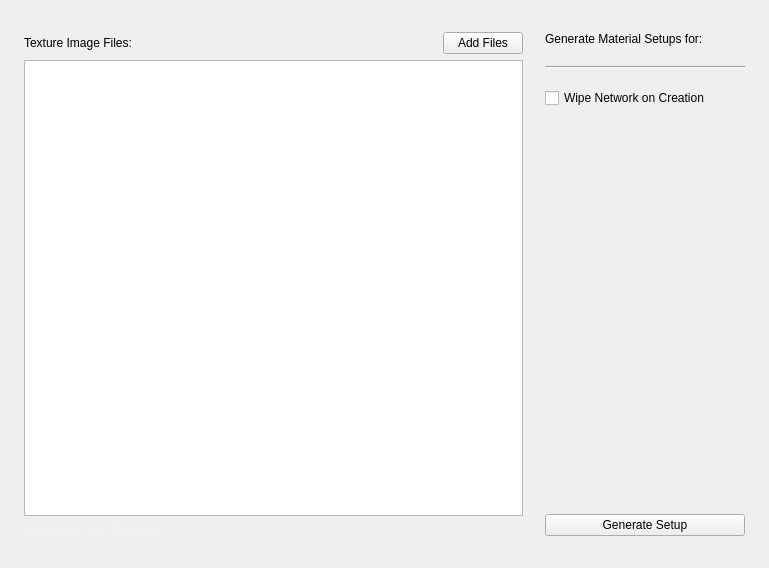
Above: main_window.ui from alexmajewski/am-matbuilder before the change. Below: the same form after it.
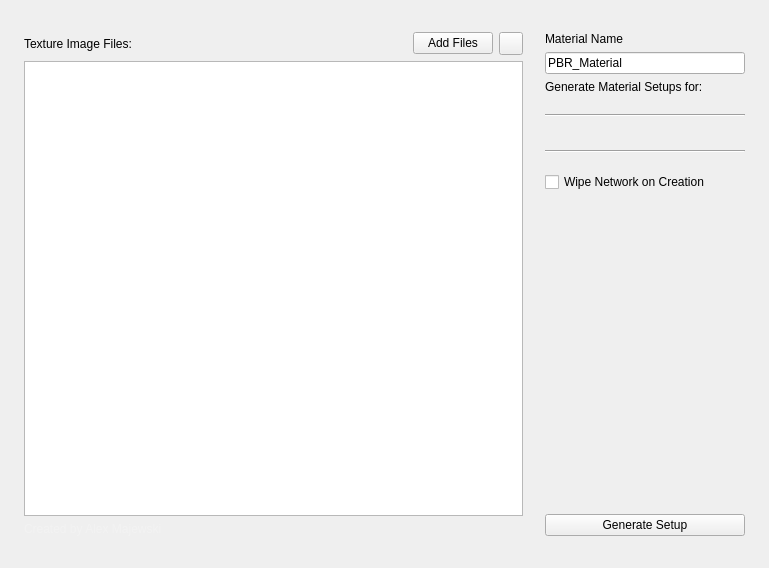
That is the form after the change. Custom widgets are drawn as their Qt base class.

Commit message: added settings modal dialog

```diff
--- a/main_window.ui
+++ b/main_window.ui
@@ -77,6 +77,16 @@
          </property>
         </widget>
        </item>
+       <item>
+        <widget class="QToolButton" name="button_settings">
+         <property name="layoutDirection">
+          <enum>Qt::LeftToRight</enum>
+         </property>
+         <property name="text">
+          <string/>
+         </property>
+        </widget>
+       </item>
       </layout>
      </item>
      <item>
@@ -118,6 +128,26 @@
      <property name="bottomMargin">
       <number>0</number>
      </property>
+     <item>
+      <widget class="QLabel" name="label_2">
+       <property name="text">
+        <string>Material Name</string>
+       </property>
+      </widget>
+     </item>
+     <item>
+      <widget class="QLineEdit" name="input_mat_name">
+       <property name="sizePolicy">
+        <sizepolicy hsizetype="Preferred" vsizetype="Fixed">
+         <horstretch>0</horstretch>
+         <verstretch>0</verstretch>
+        </sizepolicy>
+       </property>
+       <property name="text">
+        <string>PBR_Material</string>
+       </property>
+      </widget>
+     </item>
      <item>
       <widget class="QLabel" name="label">
        <property name="text">
@@ -156,10 +186,29 @@
        <property name="topMargin">
         <number>10</number>
        </property>
+       <property name="bottomMargin">
+        <number>10</number>
+       </property>
       </layout>
      </item>
+     <item>
+      <widget class="Line" name="line_2">
+       <property name="minimumSize">
+        <size>
+         <width>0</width>
+         <height>10</height>
+        </size>
+       </property>
+       <property name="orientation">
+        <enum>Qt::Horizontal</enum>
+       </property>
+      </widget>
+     </item>
      <item>
       <layout class="QVBoxLayout" name="main_options_layout">
+       <property name="topMargin">
+        <number>10</number>
+       </property>
        <property name="bottomMargin">
         <number>10</number>
        </property>
```
The commit also changes 4 other files.
